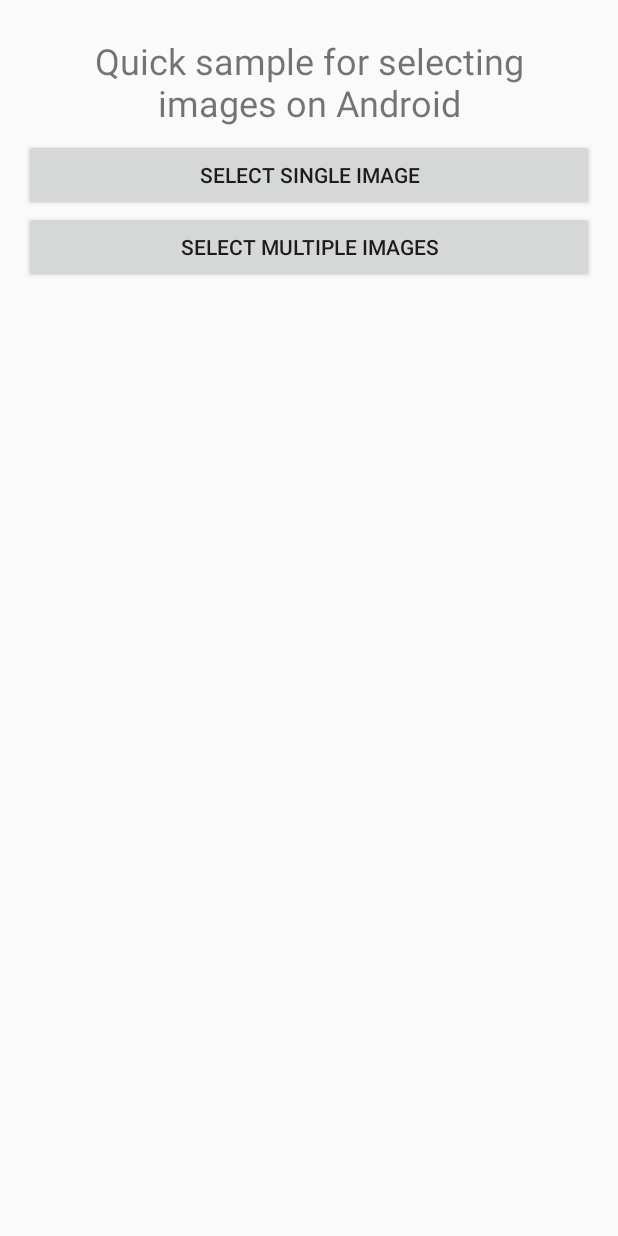
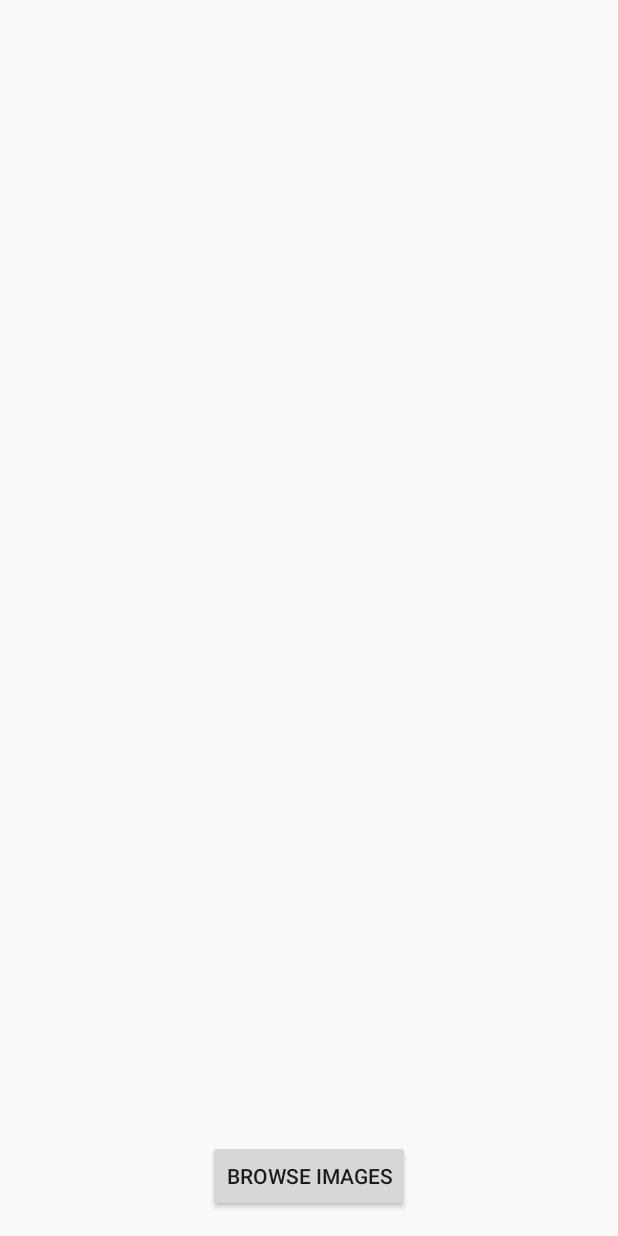
Before and after one commit to christopher-wolff-zz/hackduke2017, an Android app: the layout activity_second.xml on its own in the app's theme, with its tools: preview values and no code run, on a phone screen of 412 x 824 dp. Run offline under Robolectric (Android 15) with nearby library versions, the phone set to English and light mode, and no system bars.

Commit message:
Image browse working

```diff
--- a/Identify/app/src/main/AndroidManifest.xml
+++ b/Identify/app/src/main/AndroidManifest.xml
@@ -1,7 +1,7 @@
 <?xml version="1.0" encoding="utf-8"?>
 <manifest xmlns:android="http://schemas.android.com/apk/res/android"
     package="hackduke2017.identify">
-
+    <uses-permission android:name="android.permission.READ_EXTERNAL_STORAGE" />
     <application
         android:allowBackup="true"
         android:icon="@mipmap/ic_launcher"
--- a/Identify/app/src/main/res/layout/activity_second.xml
+++ b/Identify/app/src/main/res/layout/activity_second.xml
@@ -1,40 +1,46 @@
 <RelativeLayout xmlns:android="http://schemas.android.com/apk/res/android"
-    xmlns:tools="http://schemas.android.com/tools" android:layout_width="match_parent"
-    android:layout_height="match_parent" android:paddingLeft="@dimen/activity_horizontal_margin"
+    xmlns:tools="http://schemas.android.com/tools"
+    android:layout_width="match_parent"
+    android:layout_height="match_parent"
+    android:paddingBottom="@dimen/activity_vertical_margin"
+    android:paddingLeft="@dimen/activity_horizontal_margin"
     android:paddingRight="@dimen/activity_horizontal_margin"
     android:paddingTop="@dimen/activity_vertical_margin"
-    android:paddingBottom="@dimen/activity_vertical_margin" tools:context=".MainActivity">
-
-    <TextView
-        android:id="@+id/txt_hello"
-        android:text="@string/txt_info"
-        android:layout_width="match_parent"
+    tools:context="hackduke2017.identify.SecondActivity">
+    <ImageView
+        android:id="@+id/imageView1"
+        android:layout_width="wrap_content"
         android:layout_height="wrap_content"
-        android:gravity="center"
-        android:textSize="24sp"
-        android:padding="8dp"/>
+        android:layout_alignParentTop="true"
+        android:layout_centerHorizontal="true"
+        />
 
     <Button
         android:id="@+id/button1"
-        android:layout_width="match_parent"
+        android:layout_width="wrap_content"
         android:layout_height="wrap_content"
-        android:layout_below="@+id/txt_hello"
-        android:text="@string/lbl_pick_single_image"
-        />
-
-    <Button
-        android:id="@+id/button2"
-        android:layout_width="match_parent"
-        android:layout_height="wrap_content"
-        android:layout_below="@+id/button1"
-        android:text="@string/lbl_pick_multiple_image"
-        />
-
-    <ImageView
-        android:id="@+id/image_preview"
-        android:layout_width="match_parent"
-        android:layout_height="wrap_content"
-        android:layout_below="@+id/button2"
-        />
+        android:layout_alignParentBottom="true"
+        android:layout_centerHorizontal="true"
+        android:text="@string/browseim" />
 
 </RelativeLayout>
+
+
+    <!--<?xml version="1.0" encoding="utf-8"?>-->
+    <!--<LinearLayout xmlns:android="http://schemas.android.com/apk/res/android"-->
+    <!--android:orientation="vertical"-->
+    <!--android:layout_width="fill_parent"-->
+    <!--android:layout_height="fill_parent">-->
+    <!--<ImageView-->
+    <!--android:id="@+id/imgView"-->
+    <!--android:layout_width="fill_parent"-->
+    <!--android:layout_height="wrap_content"-->
+    <!--android:layout_weight="1"></ImageView>-->
+    <!--<Button-->
+    <!--android:id="@+id/buttonLoadPicture"-->
+    <!--android:layout_width="wrap_content"-->
+    <!--android:layout_height="wrap_content"-->
+    <!--android:layout_weight="0"-->
+    <!--android:text="Load Picture"-->
+    <!--android:layout_gravity="center"></Button>-->
+    <!--</LinearLayout>-->
--- a/Identify/app/src/main/res/values/strings.xml
+++ b/Identify/app/src/main/res/values/strings.xml
@@ -12,4 +12,5 @@
     <string name="txt_info">Quick sample for selecting images on Android</string>
     <string name="msg_failed_to_get_intent_data">Failed to get intent data</string>
     <string name="select_picture">Select Picture</string>
+    <string name="browseim">Browse Images</string>
 </resources>
```
Also changed, not shown: Identify/app/src/main/java/hackduke2017/identify/SecondActivity.java (+121 -119 lines), Identify/app/src/main/java/hackduke2017/identify/UserPicture.java (deleted, +0 -174 lines).
